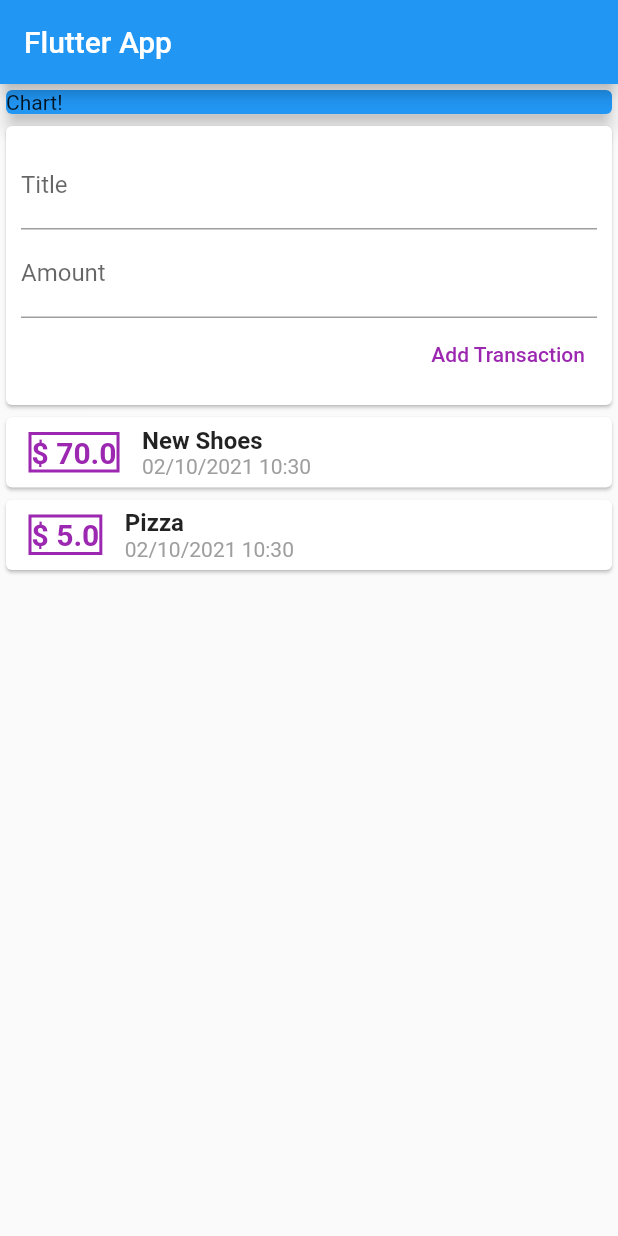
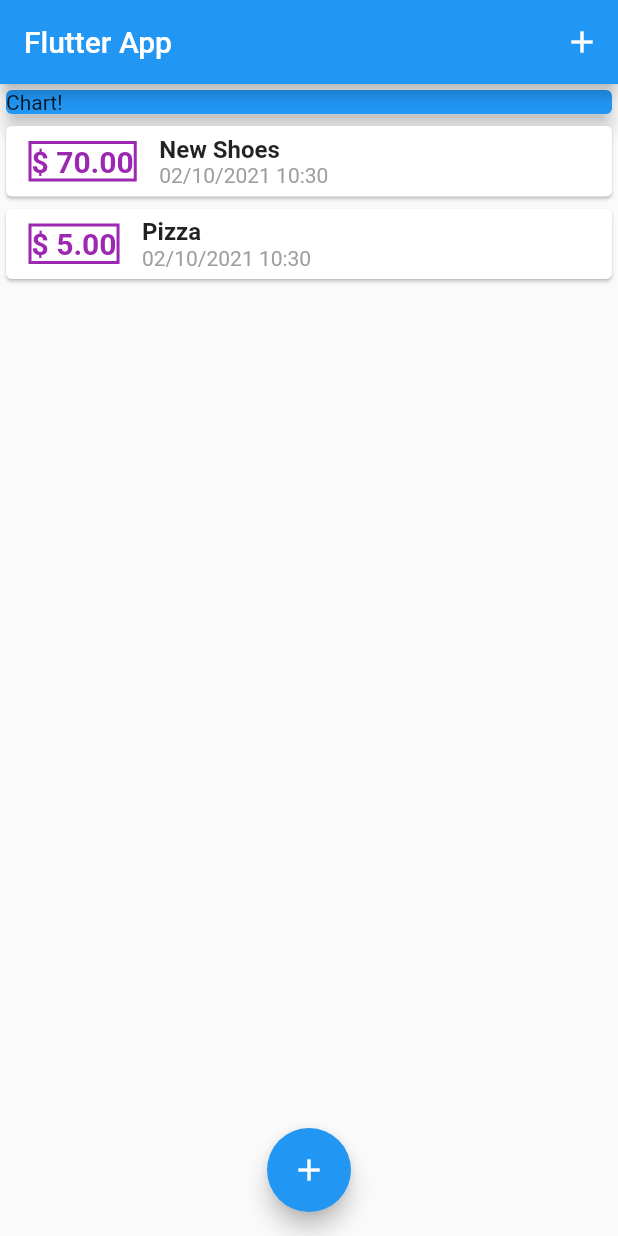
Before and after one commit to BrunoCodeman/flutter_course_expenses_app, a Flutter app: the screen it shows after launch, on a phone screen of 412 x 824 dp. Run offline on Flutter 3.47's test engine with Material 2 defaults, Android fonts, the phone set to English and light mode, and no system bars.

Commit message:
up to class 93

```diff
--- a/lib/main.dart
+++ b/lib/main.dart
@@ -1,5 +1,6 @@
 import 'package:flutter/material.dart';
-import 'widgets/user_transactions.dart';
+import 'package:flutter_complete_guide/widgets/new_transaction.dart';
+import 'package:flutter_complete_guide/widgets/transaction_list.dart';
 import './transaction.dart';
 
 void main() => runApp(MyApp());
@@ -14,13 +15,55 @@ class MyApp extends StatelessWidget {
   }
 }
 
-class MyHomePage extends StatelessWidget {
-  final List<Transaction> transactions = [];
+class MyHomePage extends StatefulWidget {
+  @override
+  _MyHomePageState createState() => _MyHomePageState();
+}
+
+class _MyHomePageState extends State<MyHomePage> {
+  final List<Transaction> _transactions = [
+    Transaction(
+      id: "1",
+      title: "New Shoes",
+      amount: 70,
+      date: DateTime.now(),
+    ),
+    Transaction(
+      id: "2",
+      title: "Pizza",
+      amount: 5,
+      date: DateTime.now(),
+    ),
+  ];
+
+  void _addNewTransaction(String title, double amount) {
+    final date = DateTime.now();
+    final t = Transaction(
+        id: date.toString(), title: title, amount: amount, date: date);
+    setState(() {
+      _transactions.add(t);
+    });
+  }
+
+  void _startAddNewTransaction(BuildContext context) {
+    showModalBottomSheet(
+        context: context,
+        builder: (ctx) => GestureDetector(
+            //behavior: HitTestBehavior.opaque,
+            onTap: () {},
+            child: NewTransaction(newTransaction: _addNewTransaction)));
+  }
+
   @override
   Widget build(BuildContext context) {
     return Scaffold(
       appBar: AppBar(
         title: Text('Flutter App'),
+        actions: [
+          IconButton(
+              onPressed: () => _startAddNewTransaction(context),
+              icon: Icon(Icons.add))
+        ],
       ),
       body: SingleChildScrollView(
         child: Column(
@@ -34,9 +77,14 @@ class MyHomePage extends StatelessWidget {
                 elevation: 5,
               ),
             ),
-            UserTransactions()
+            TransactionList(transactions: _transactions)
           ],
         ),
+      ),
+      floatingActionButtonLocation: FloatingActionButtonLocation.centerFloat,
+      floatingActionButton: FloatingActionButton(
+        onPressed: () => _startAddNewTransaction(context),
+        child: Icon(Icons.add),
       ),
     );
   }
--- a/lib/widgets/transaction_list.dart
+++ b/lib/widgets/transaction_list.dart
@@ -22,7 +22,7 @@ class TransactionList extends StatelessWidget {
                     border: Border.all(color: Colors.purple, width: 2),
                   ),
                   child: Text(
-                    '\$ ${transactions[index].amount}',
+                    '\$ ${transactions[index].amount.toStringAsFixed(2)}',
                     style: TextStyle(
                         fontWeight: FontWeight.bold,
                         fontSize: 20,
--- a/lib/widgets/user_transactions.dart
+++ /dev/null
@@ -1,50 +0,0 @@
-import 'package:flutter/material.dart';
-
-import '../transaction.dart';
-import 'new_transaction.dart';
-import 'transaction_list.dart';
-
-class UserTransactions extends StatefulWidget {
-  const UserTransactions({Key? key}) : super(key: key);
-
-  @override
-  _UserTransactionsState createState() => _UserTransactionsState();
-}
-
-class _UserTransactionsState extends State<UserTransactions> {
-  final List<Transaction> _transactions = [
-    Transaction(
-      id: "1",
-      title: "New Shoes",
-      amount: 70,
-      date: DateTime.now(),
-    ),
-    Transaction(
-      id: "2",
-      title: "Pizza",
-      amount: 5,
-      date: DateTime.now(),
-    ),
-  ];
-
-  void _addNewTransaction(String title, double amount) {
-    final date = DateTime.now();
-    final t = Transaction(
-        id: date.toString(), title: title, amount: amount, date: date);
-    setState(() {
-      _transactions.add(t);
-    });
-  }
-
-  @override
-  Widget build(BuildContext context) {
-    return Column(
-      children: [
-        NewTransaction(
-          newTransaction: this._addNewTransaction,
-        ),
-        TransactionList(transactions: _transactions)
-      ],
-    );
-  }
-}
```
Also changed, not shown: lib/widgets/new_transaction.dart (+15 -7 lines).
